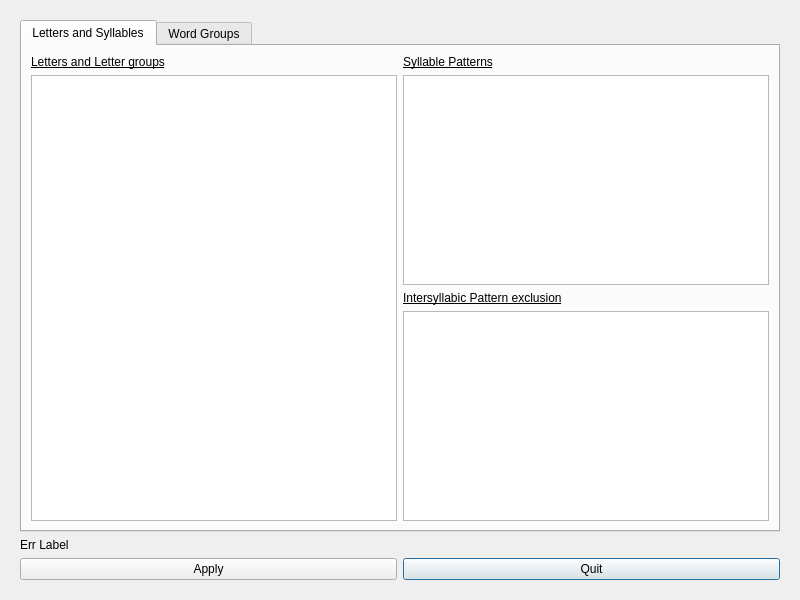
The window that forms/langsettingswindow.ui (maelm-Epita/Noupharen) describes before a commit, drawn with Qt 5.
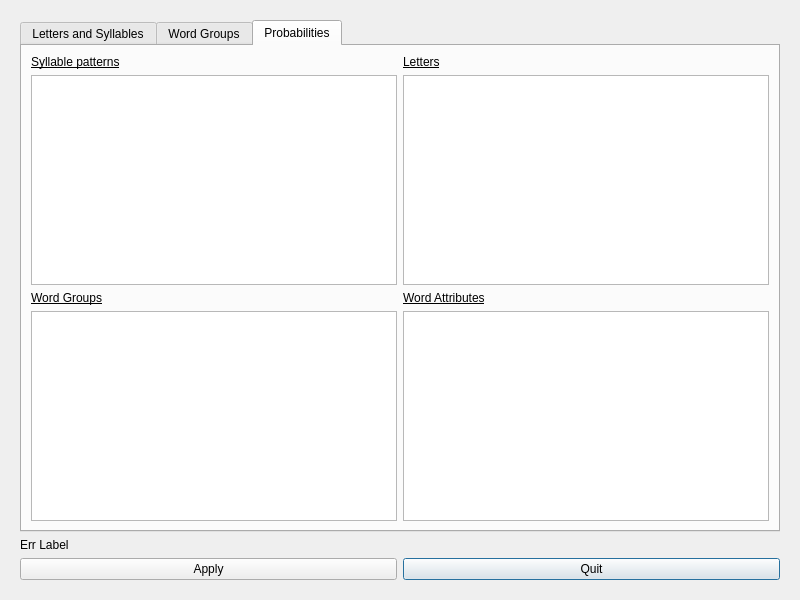
The same window after the commit. Icons and pictures are not drawn.

Diff of the .ui file:
```diff
--- a/forms/langsettingswindow.ui
+++ b/forms/langsettingswindow.ui
@@ -47,7 +47,7 @@
       <item row="0" column="0" colspan="2">
        <widget class="QTabWidget" name="tabWidget">
         <property name="currentIndex">
-         <number>0</number>
+         <number>2</number>
         </property>
         <widget class="QWidget" name="ltrTab">
          <attribute name="title">
@@ -194,6 +194,113 @@
           </item>
          </layout>
         </widget>
+        <widget class="QWidget" name="probTab">
+         <attribute name="title">
+          <string>Probabilities</string>
+         </attribute>
+         <layout class="QGridLayout" name="gridLayout_5">
+          <item row="2" column="0">
+           <widget class="QTableView" name="sylptnprobTbl">
+            <property name="sortingEnabled">
+             <bool>true</bool>
+            </property>
+            <attribute name="horizontalHeaderStretchLastSection">
+             <bool>true</bool>
+            </attribute>
+           </widget>
+          </item>
+          <item row="5" column="0">
+           <widget class="QTableView" name="wgrpprobTbl">
+            <property name="sortingEnabled">
+             <bool>true</bool>
+            </property>
+            <attribute name="horizontalHeaderStretchLastSection">
+             <bool>true</bool>
+            </attribute>
+           </widget>
+          </item>
+          <item row="2" column="1">
+           <widget class="QTableView" name="ltrprobTbl">
+            <property name="sortingEnabled">
+             <bool>true</bool>
+            </property>
+            <attribute name="horizontalHeaderStretchLastSection">
+             <bool>true</bool>
+            </attribute>
+           </widget>
+          </item>
+          <item row="3" column="0">
+           <widget class="QLabel" name="wgrpprobLbl">
+            <property name="font">
+             <font>
+              <underline>true</underline>
+             </font>
+            </property>
+            <property name="toolTip">
+             <string>&lt;html&gt;&lt;head/&gt;&lt;body&gt;&lt;p&gt;&lt;span style=&quot; text-decoration:none;&quot;&gt;Probabilities for choosing word groups during word creation&lt;/span&gt;&lt;/p&gt;&lt;/body&gt;&lt;/html&gt;</string>
+            </property>
+            <property name="text">
+             <string>Word Groups</string>
+            </property>
+           </widget>
+          </item>
+          <item row="5" column="1">
+           <widget class="QTableView" name="wattrprobTbl">
+            <property name="sortingEnabled">
+             <bool>true</bool>
+            </property>
+            <attribute name="horizontalHeaderStretchLastSection">
+             <bool>true</bool>
+            </attribute>
+           </widget>
+          </item>
+          <item row="0" column="1">
+           <widget class="QLabel" name="ltrprobLbl">
+            <property name="font">
+             <font>
+              <underline>true</underline>
+             </font>
+            </property>
+            <property name="toolTip">
+             <string>&lt;html&gt;&lt;head/&gt;&lt;body&gt;&lt;p&gt;&lt;span style=&quot; text-decoration:none;&quot;&gt;Probabilities for choosing letters within letter groups during the second step of syllable creation.&lt;/span&gt;&lt;/p&gt;&lt;/body&gt;&lt;/html&gt;</string>
+            </property>
+            <property name="text">
+             <string>Letters</string>
+            </property>
+           </widget>
+          </item>
+          <item row="0" column="0">
+           <widget class="QLabel" name="sylptnprobLbl">
+            <property name="font">
+             <font>
+              <underline>true</underline>
+             </font>
+            </property>
+            <property name="toolTip">
+             <string>&lt;html&gt;&lt;head/&gt;&lt;body&gt;&lt;p&gt;&lt;span style=&quot; text-decoration:none;&quot;&gt;Probabilities for choosing syllable patterns during the &lt;/span&gt;&lt;span style=&quot; text-decoration:none;&quot;&gt;first step of s&lt;/span&gt;&lt;span style=&quot; text-decoration:none;&quot;&gt;yllable creation. &lt;/span&gt;&lt;/p&gt;&lt;/body&gt;&lt;/html&gt;</string>
+            </property>
+            <property name="text">
+             <string>Syllable patterns</string>
+            </property>
+           </widget>
+          </item>
+          <item row="3" column="1">
+           <widget class="QLabel" name="wattrprobLbl">
+            <property name="font">
+             <font>
+              <underline>true</underline>
+             </font>
+            </property>
+            <property name="toolTip">
+             <string>&lt;html&gt;&lt;head/&gt;&lt;body&gt;&lt;p&gt;&lt;span style=&quot; text-decoration:none;&quot;&gt;Probabilities for choosing word attributes within word groups during word creation&lt;/span&gt;&lt;/p&gt;&lt;/body&gt;&lt;/html&gt;</string>
+            </property>
+            <property name="text">
+             <string>Word Attributes</string>
+            </property>
+           </widget>
+          </item>
+         </layout>
+        </widget>
        </widget>
       </item>
       <item row="1" column="0">
```
Left out of the diff: 66 changed lines with no effect on the pictures.
